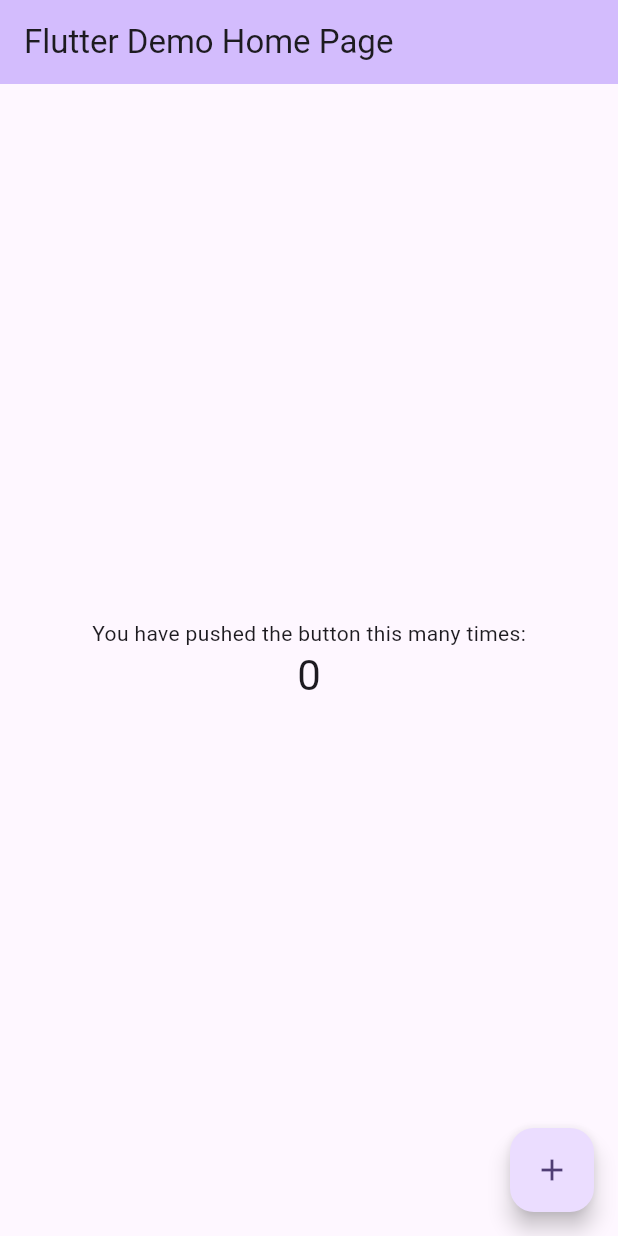
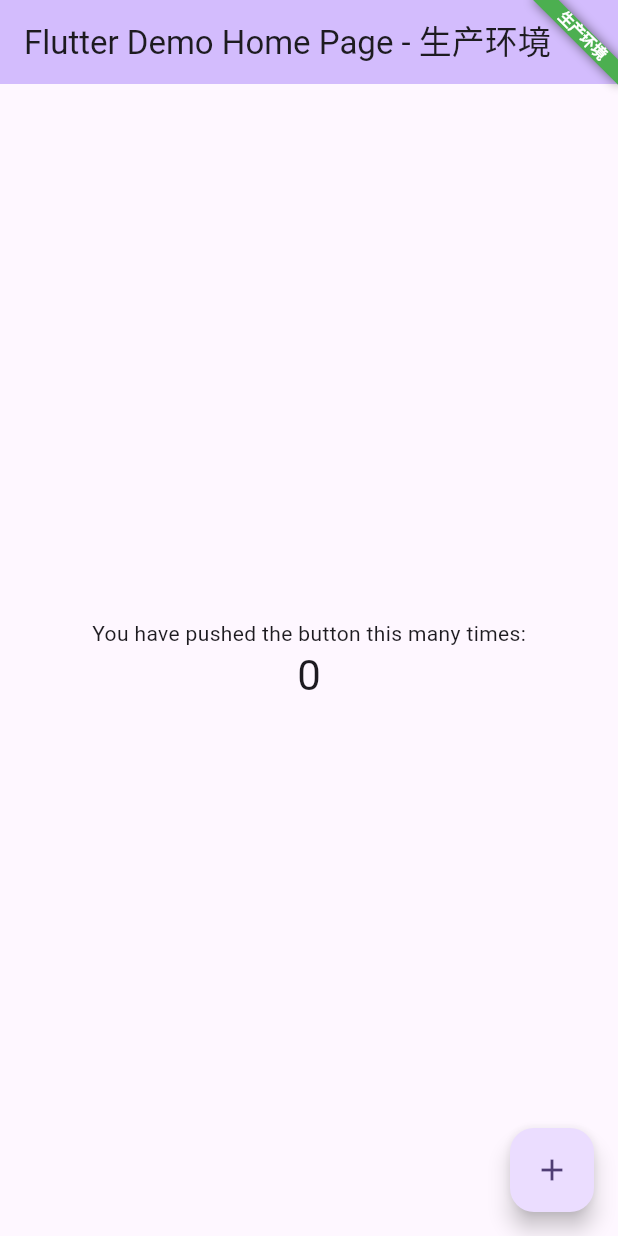
Before and after one commit to hrraohaohao/aiBot, a Flutter app: the screen it shows after launch, on a phone screen of 412 x 824 dp. Run offline on Flutter 3.47's test engine with Material 3 defaults, Android fonts, the phone set to English and light mode, and no system bars; our stand-ins replace dio.

Commit message:
环境配置

```diff
--- /dev/null
+++ b/lib/config/env_config.dart
@@ -0,0 +1,32 @@
+class EnvConfig {
+  // 从环境变量中获取API基础URL
+  static String get apiBaseUrl {
+    return const String.fromEnvironment(
+      'API_BASE_URL',
+      defaultValue: 'https://api.example.com', // 默认生产环境URL
+    );
+  }
+
+  // 环境名称
+  static String get environmentName {
+    return const String.fromEnvironment(
+      'ENVIRONMENT_NAME',
+      defaultValue: '生产环境',
+    );
+  }
+
+  // 判断当前是否是生产环境
+  static bool get isProduction {
+    return environmentName == '生产环境';
+  }
+
+  // 判断当前是否是测试环境
+  static bool get isTest {
+    return environmentName == '测试环境';
+  }
+
+  // 判断当前是否是预发环境
+  static bool get isStaging {
+    return environmentName == '预发环境';
+  }
+}
--- a/lib/http/http_client.dart
+++ b/lib/http/http_client.dart
@@ -1,4 +1,5 @@
 import 'package:dio/dio.dart';
+import '../config/env_config.dart';
 import 'interceptors/logging_interceptor.dart';
 import 'interceptors/error_interceptor.dart';
 import 'interceptors/header_interceptor.dart';
@@ -20,7 +21,7 @@ class HttpClient {
   void _initDio() {
     // 基础配置
     dio.options = BaseOptions(
-      baseUrl: '', // 设置你的基础URL
+      baseUrl: EnvConfig.apiBaseUrl, // 使用环境配置中的API地址
       connectTimeout: const Duration(seconds: 10),
       receiveTimeout: const Duration(seconds: 10),
       sendTimeout: const Duration(seconds: 10),
--- a/lib/main.dart
+++ b/lib/main.dart
@@ -1,4 +1,5 @@
 import 'package:flutter/material.dart';
+import 'config/env_config.dart';
 
 void main() {
   runApp(const MyApp());
@@ -31,8 +32,27 @@ class MyApp extends StatelessWidget {
         colorScheme: ColorScheme.fromSeed(seedColor: Colors.deepPurple),
         useMaterial3: true,
       ),
-      home: const MyHomePage(title: 'Flutter Demo Home Page'),
+      home: MyHomePage(title: 'Flutter Demo Home Page - ${EnvConfig.environmentName}'),
+      builder: (context, child) {
+        return Banner(
+          location: BannerLocation.topEnd,
+          message: EnvConfig.environmentName,
+          color: _getEnvironmentColor(),
+          child: child!,
+        );
+      },
     );
+  }
+
+  // 根据环境返回不同颜色
+  Color _getEnvironmentColor() {
+    if (EnvConfig.isProduction) {
+      return Colors.green;
+    } else if (EnvConfig.isStaging) {
+      return Colors.orange;
+    } else {
+      return Colors.red;
+    }
   }
 }
 
```
Also changed, not shown: 9 other files.
